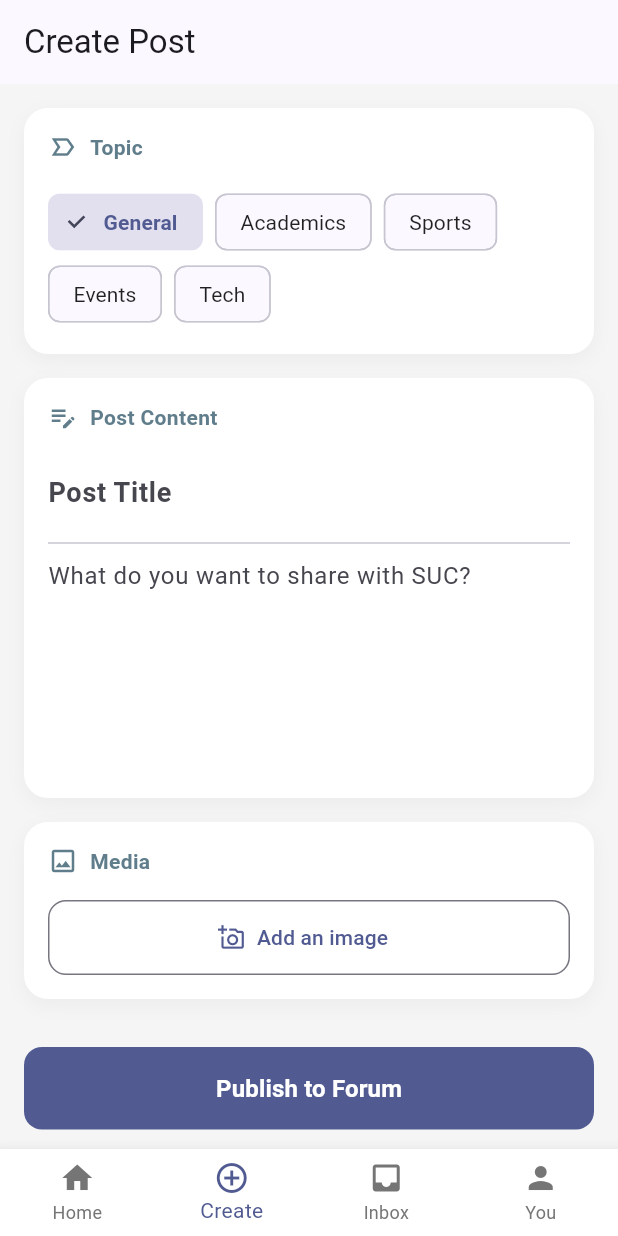
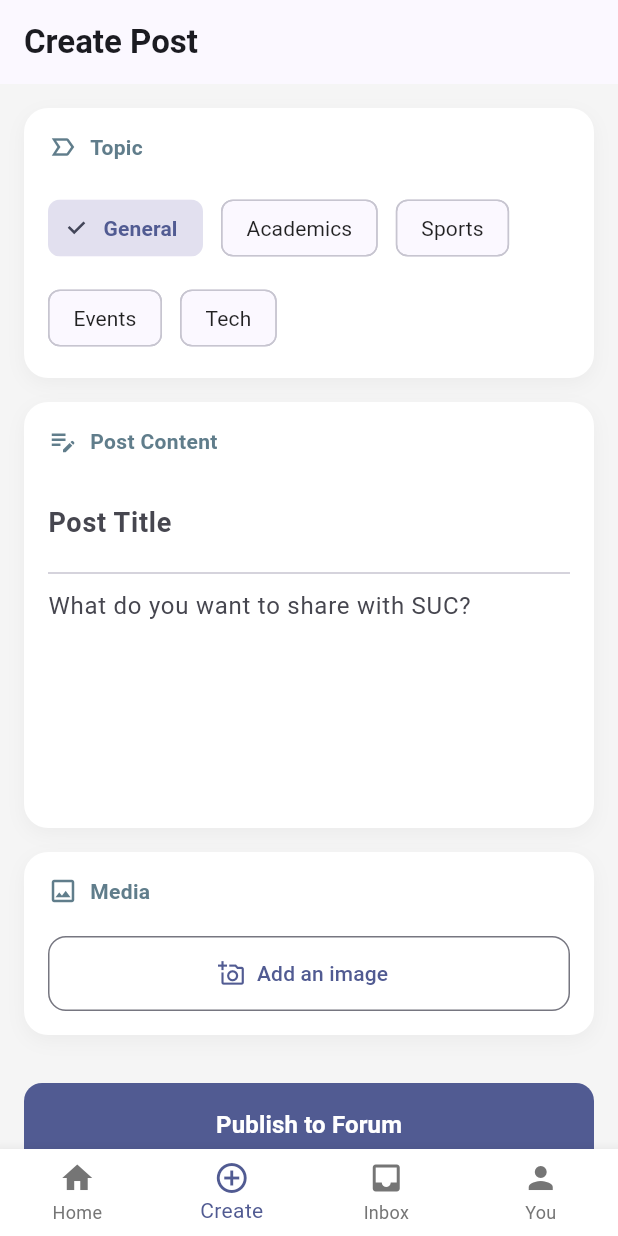
Before and after one commit to leochong0108/suc_forum, a Flutter app: the screen it shows after launch, item 2 of the bottom bar chosen, on a phone screen of 412 x 824 dp. Run offline on Flutter 3.47's test engine with Material 3 defaults, Android fonts, the phone set to English and light mode, and no system bars; our stand-ins replace cloud_firestore, firebase_ai, firebase_auth, firebase_core, image_picker, share_plus and 1 more; accounts and stored records are empty; generated files the repository leaves out were written again.

Commit message:
improve overall UI, Improve the tag group button typography  and spacing

```diff
--- a/lib/screens/create_post_screen.dart
+++ b/lib/screens/create_post_screen.dart
@@ -68,13 +68,17 @@ class _CreatePostScreenState extends State<CreatePostScreen> {
     }
   }
 
-  Future<Map<String, String>> _moderateContent(String title, String text) async {
+  Future<Map<String, String>> _moderateContent(
+    String title,
+    String text,
+  ) async {
     try {
       // 1. Initialize the model using the Google AI backend
       final model = FirebaseAI.googleAI().generativeModel(
         model: 'gemini-2.5-flash',
         generationConfig: GenerationConfig(
-          temperature: 0.1, // Lower temperature = more consistent "robot" moderation
+          temperature:
+              0.1, // Lower temperature = more consistent "robot" moderation
           responseMimeType: 'application/json', // Force JSON output
         ),
       );
@@ -127,10 +131,13 @@ class _CreatePostScreenState extends State<CreatePostScreen> {
       // );
 
       // 1. Run Gemini Moderation
-      final moderation = await _moderateContent(
-        _titleController.text,
-        _textController.text,
-        ).timeout(const Duration(seconds: 10),); // Prevent infinite hanging if network is weak
+      final moderation =
+          await _moderateContent(
+            _titleController.text,
+            _textController.text,
+          ).timeout(
+            const Duration(seconds: 10),
+          ); // Prevent infinite hanging if network is weak
 
       final String status = moderation['status']!;
       final String reason = moderation['reason']!;
@@ -244,7 +251,12 @@ class _CreatePostScreenState extends State<CreatePostScreen> {
 
     return Scaffold(
       backgroundColor: Colors.grey[100], // Soft background to make cards "pop"
-      appBar: AppBar(title: const Text('Create Post')),
+      appBar: AppBar(
+        title: const Text(
+          'Create Post',
+          style: TextStyle(fontWeight: FontWeight.bold),
+        ),
+      ),
       body: _isLoading
           ? Center(child: CircularProgressIndicator(color: primaryColor))
           : SingleChildScrollView(
@@ -365,17 +377,17 @@ class _CreatePostScreenState extends State<CreatePostScreen> {
               ),
             ],
           ),
-          const SizedBox(height: 16),
+          const SizedBox(height: 20),
           child,
         ],
       ),
     );
   }
 
-  // Improved Topic Chips logic
   Widget _buildTopicChips() {
     return Wrap(
-      spacing: 8.0,
+      spacing: 12.0,
+      runSpacing: 12.0,
       children: _topics.map((topic) {
         final isSelected = _selectedTopic == topic;
         return ChoiceChip(
--- a/lib/screens/you_screen.dart
+++ b/lib/screens/you_screen.dart
@@ -21,7 +21,7 @@ class YouScreen extends StatelessWidget {
 
     return Scaffold(
       appBar: AppBar(
-        title: const Text('You'),
+        title: const Text('You', style: TextStyle(fontWeight: FontWeight.bold)),
         actions: [
           if (authService.isAuthenticated)
             IconButton(
```
Also changed, not shown: lib/screens/admin_dashboard_screen.dart (+17 -7 lines), lib/screens/home_screen.dart (+48 -18 lines), lib/screens/inbox_screen.dart (+6 -1 lines), lib/screens/post_detail_screen.dart (+13 -7 lines), lib/widgets/auth_form.dart (+3 -5 lines).
